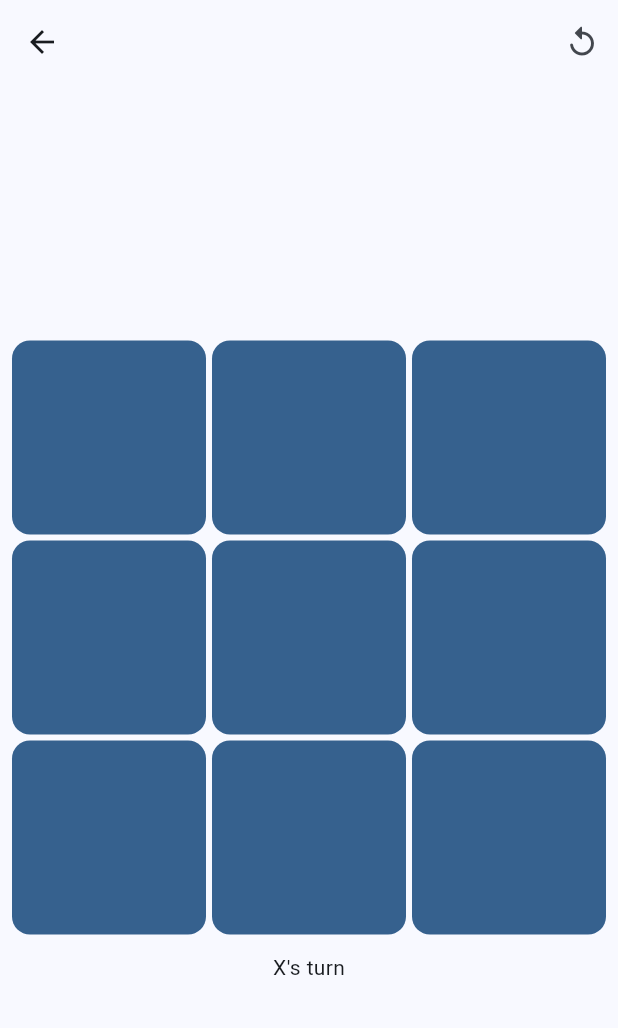
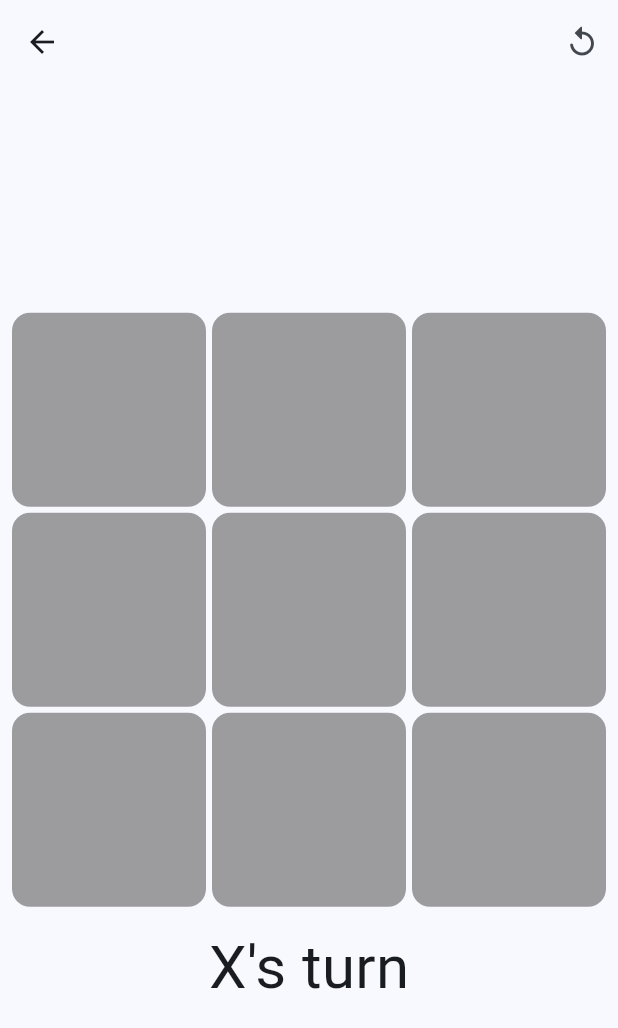
Before and after one commit to zeeshanok/tictactoe, a Flutter app: the screen it shows after launch, after a tap on "Play locally with your friend", on a phone screen of 412 x 824 dp. Shown: the top 1028 px of the screen. Run offline on Flutter 3.47's test engine with Material 2 defaults, Android fonts, the phone set to English and light mode, and no system bars; our stand-ins replace go_router.

Commit message:
feat!: add singleplayer mode (play with computer)

```diff
--- a/app/lib/common/logic/player.dart
+++ b/app/lib/common/logic/player.dart
@@ -1,10 +1,18 @@
-import 'package:tictactoe/common/logic/tictactoe_board.dart';
+import 'dart:math';
+
+import 'package:async/async.dart';
+import 'package:flutter/foundation.dart';
+import 'package:tictactoe/common/logic/tictactoe.dart';
 
 enum PlayerType { O, X }
 
+PlayerType flipPlayerType(PlayerType p) {
+  return PlayerType.values[1 - (p.index)];
+}
+
 /// Convert player number to text
-String playerNumConvert(PlayerType? player) {
-  switch (player) {
+String playerTypeToString(PlayerType? playerType) {
+  switch (playerType) {
     case PlayerType.X:
       return "X";
     case PlayerType.O:
@@ -15,8 +23,10 @@ String playerNumConvert(PlayerType? player) {
 }
 
 abstract class Player {
+  String get displayName;
+
   /// Get player's next move given the current state of the board
-  Future<Cell> getMove(TicTacToeBoard board);
+  Future<Cell?> getMove(TicTacToe board);
 }
 
 class LocalPlayer implements Player {
@@ -24,13 +34,87 @@ class LocalPlayer implements Player {
   /// Moves should be added to this stream from the UI.
   final Stream<Cell> _moveStream;
 
-  LocalPlayer({required Stream<Cell> moveStream})
-      : _moveStream = moveStream.asBroadcastStream();
+  final String _displayName;
+  @override
+  String get displayName => _displayName;
+
+  LocalPlayer(
+      {required Stream<Cell> moveStream, required PlayerType playerType})
+      : _moveStream = moveStream.asBroadcastStream(),
+        _displayName = playerTypeToString(playerType);
 
   @override
-  Future<Cell> getMove(TicTacToeBoard board) async {
+  Future<Cell?> getMove(TicTacToe board) async {
     // The `board` parameter has no use here since the ui
     // passes in the moves of the player.
-    return await _moveStream.first;
+    debugPrint("waiting for move");
+
+    return await _moveStream.firstOrNull;
   }
 }
+
+class MiniMaxComputerPlayer implements Player {
+  /// The player type assigned to us
+  final PlayerType playerType;
+
+  @override
+  String get displayName => "Computer (${playerTypeToString(playerType)})";
+
+  MiniMaxComputerPlayer({required this.playerType});
+
+  (int action, int value) minimax({
+    required CellList state,
+    int? action,
+  }) {
+    final stateResult = getResultFromCells(state);
+    final currentPlayer = getCurrentPlayerType(state);
+    final moves = possibleMoves(state);
+    if (moves.length == 9) {
+      return (Random().nextInt(9), 0);
+    }
+    if (stateResult != null) {
+      return (action!, valueOfResult(stateResult) * (moves.length + 1));
+    }
+
+    var best = (0, -12);
+    for (final a in possibleMoves(state)) {
+      state[a] = currentPlayer;
+      final r = minimax(state: state, action: a);
+      if (r.$2 > best.$2) {
+        best = r;
+      }
+      // undo
+      state[a] = null;
+    }
+    return best;
+  }
+
+  int valueOfResult(GameResult result) {
+    switch (result) {
+      case WinResult win:
+        return win.playerType == playerType ? -1 : 1;
+      default:
+        return 0;
+    }
+  }
+
+  /// Returns indexes of possible moves
+  Iterable<int> possibleMoves(CellList cells) {
+    return cells.indexed.where((p) => p.$2 == null).map((e) => e.$1);
+  }
+
+  CellList getActionResult(int action, PlayerType playerType, CellList cells) {
+    return cells.indexed
+        .map((e) => e.$1 == action ? playerType : e.$2)
+        .toList();
+  }
+
+  @override
+  Future<Cell> getMove(TicTacToe board) async {
+    final result = (await Future.wait([
+      compute((state) => minimax(state: state), board.cells),
+      Future.delayed(const Duration(seconds: 1))
+    ]))[0] as (int, int);
+    return Cell.fromIndex(result.$1);
+  }
+}
--- a/app/lib/common/logic/tictactoe_board.dart
+++ b/app/lib/common/logic/tictactoe.dart
@@ -3,29 +3,36 @@ import 'package:tictactoe/common/logic/player.dart';
 
 typedef CellList = List<PlayerType?>;
 
-class TicTacToeBoard extends ChangeNotifier {
+int getMoveCount(CellList cells) => cells.where((c) => c != null).length;
+
+PlayerType getCurrentPlayerType(cells) =>
+    getMoveCount(cells) % 2 == 0 ? PlayerType.X : PlayerType.O;
+
+class TicTacToe extends ChangeNotifier {
   final CellList cells;
 
   final List<Cell> moves;
 
-  final Player playerX;
-
-  final Player playerO;
+  final Player playerX, playerO;
 
   /// Result of the game. If null the game is still ongoing.
   GameResult? result;
 
   int get moveCount => moves.length;
 
-  TicTacToeBoard({
+  PlayerType get currentPlayerType => getCurrentPlayerType(cells);
+  Player get currentPlayer =>
+      currentPlayerType == PlayerType.X ? playerX : playerO;
+
+  TicTacToe({
     required this.playerX,
     required this.playerO,
   })  : cells = List.filled(9, null),
         moves = [];
 
-  factory TicTacToeBoard.fromNotation(String notation,
+  factory TicTacToe.fromNotation(String notation,
       {required Player playerX, required Player playerO}) {
-    final board = TicTacToeBoard(playerX: playerX, playerO: playerO);
+    final board = TicTacToe(playerX: playerX, playerO: playerO);
     final cells = Cell.cellListfromNotation(notation);
     for (final cell in cells) {
       try {
@@ -37,9 +44,6 @@ class TicTacToeBoard extends ChangeNotifier {
     return board;
   }
 
-  PlayerType get currentPlayer =>
-      moveCount % 2 == 0 ? PlayerType.X : PlayerType.O;
-
   void _play(Cell cell) {
     if (result != null) return;
     final index = cell.index;
@@ -48,7 +52,7 @@ class TicTacToeBoard extends ChangeNotifier {
       throw FilledCellException(cell.toString());
     }
 
-    cells[index] = currentPlayer;
+    cells[index] = currentPlayerType;
     moves.add(cell);
     notifyListeners();
   }
@@ -62,17 +66,24 @@ class TicTacToeBoard extends ChangeNotifier {
     return result;
   }
 
-  void startGame() async {
+  Future<void> startGame() async {
     while (getResult() == null) {
-      _play(await (currentPlayer == PlayerType.X ? playerX : playerO)
-          .getMove(this));
+      final move = await (currentPlayerType == PlayerType.X ? playerX : playerO)
+          .getMove(this);
+      // the wait was cancelled (usually because the user ended the game)
+      if (move == null) {
+        break;
+      }
+      _play(move);
+      notifyListeners();
     }
   }
 }
 
+/// Returns null if the game is still ongoing otherwise returns the result
 GameResult? getResultFromCells(CellList cells) {
-  final moveCount = cells.where((c) => c != null).length;
-  if (moveCount < 5) return null;
+  final moveCount = getMoveCount(cells);
+  if (moveCount < 3) return null;
 
   // vertical ( | )
   for (final i in [0, 1, 2]) {
@@ -135,6 +146,9 @@ class Cell {
         y = int.parse(cell[1]);
 
   Cell.fromCoord(this.x, this.y);
+  Cell.fromIndex(int index)
+      : x = index % 3,
+        y = index ~/ 3;
 
   int get index => y * 3 + x;
 
@@ -166,7 +180,7 @@ class WinResult implements GameResult {
   final PlayerType playerType;
 
   WinResult({required this.playerType});
-  String get player => playerNumConvert(playerType);
+  String get player => playerTypeToString(playerType);
 }
 
 class DrawResult implements GameResult {}
--- /dev/null
+++ b/app/lib/common/widgets/tictactoe_game.dart
@@ -0,0 +1,50 @@
+import 'package:flutter/material.dart';
+import 'package:tictactoe/common/logic/tictactoe.dart';
+import 'package:tictactoe/common/widgets/tictactoe_widget.dart';
+
+class TicTacToeGame extends StatefulWidget {
+  const TicTacToeGame({super.key, required this.game, required this.onPlay});
+
+  final TicTacToe game;
+  final void Function(Cell)? onPlay;
+
+  @override
+  State<TicTacToeGame> createState() => _TicTacToeGameState();
+}
+
+class _TicTacToeGameState extends State<TicTacToeGame> {
+  String buildStatusText(TicTacToe game) {
+    switch (game.result) {
+      case DrawResult _:
+        return "Draw";
+      case WinResult win:
+        return "${win.player} wins";
+      default:
+        return "${game.currentPlayer.displayName}'s turn";
+    }
+  }
+
+  @override
+  Widget build(BuildContext context) {
+    return ListenableBuilder(
+      listenable: widget.game,
+      builder: (context, child) => Column(
+        mainAxisSize: MainAxisSize.min,
+        children: [
+          SizedBox.square(
+            dimension: 400,
+            child: TicTacToeBoard(
+              cells: widget.game.cells,
+              onPlay: widget.onPlay,
+            ),
+          ),
+          const SizedBox(height: 10),
+          Text(
+            buildStatusText(widget.game),
+            style: const TextStyle(fontSize: 40),
+          )
+        ],
+      ),
+    );
+  }
+}
--- a/app/lib/common/widgets/tictactoe_widget.dart
+++ b/app/lib/common/widgets/tictactoe_widget.dart
@@ -1,16 +1,16 @@
 import 'package:flutter/material.dart';
 import 'package:tictactoe/common/logic/player.dart';
-import 'package:tictactoe/common/logic/tictactoe_board.dart';
+import 'package:tictactoe/common/logic/tictactoe.dart';
 
-class TicTacToeWidget extends StatelessWidget {
-  const TicTacToeWidget({
+class TicTacToeBoard extends StatelessWidget {
+  const TicTacToeBoard({
     super.key,
     required this.cells,
     required this.onPlay,
   });
 
   final CellList cells;
-  final void Function(Cell cell) onPlay;
+  final void Function(Cell cell)? onPlay;
 
   @override
   Widget build(BuildContext context) {
@@ -25,11 +25,8 @@ class TicTacToeWidget extends StatelessWidget {
                 for (int i = 0; i < 3; i++)
                   TicTacToeCell(
                     size: constraints.biggest.shortestSide / 3,
-                    cell: Cell.fromCoord(i, j),
-                    text: playerNumConvert(
-                      cells[Cell.fromCoord(i, j).index],
-                    ),
-                    onPressed: () => onPlay(Cell.fromCoord(i, j)),
+                    playerType: cells[Cell.fromCoord(i, j).index],
+                    onPressed: () => onPlay?.call(Cell.fromCoord(i, j)),
                   ),
               ],
             )
@@ -40,16 +37,27 @@ class TicTacToeWidget extends StatelessWidget {
 }
 
 class TicTacToeCell extends StatelessWidget {
-  TicTacToeCell({
-    required this.text,
+  const TicTacToeCell({
+    super.key,
+    required this.playerType,
     required this.size,
     required this.onPressed,
-    required Cell cell, // this is for use as a key
-  }) : super(key: ValueKey("$cell$text"));
+  });
 
   final double size;
-  final String text;
+  final PlayerType? playerType;
   final void Function() onPressed;
+
+  Color getBackgroundColor() {
+    switch (playerType) {
+      case null:
+        return Colors.grey.shade600;
+      case PlayerType.X:
+        return Colors.red.shade300;
+      case PlayerType.O:
+        return Colors.blue.shade300;
+    }
+  }
 
   @override
   Widget build(BuildContext context) {
@@ -63,11 +71,12 @@ class TicTacToeCell extends StatelessWidget {
             fixedSize: Size.square(size),
             shape:
                 RoundedRectangleBorder(borderRadius: BorderRadius.circular(12)),
-            foregroundColor: Theme.of(context).colorScheme.onPrimary,
             textStyle:
-                const TextStyle(fontSize: 50, fontWeight: FontWeight.w600),
+                const TextStyle(fontSize: 80, fontWeight: FontWeight.w600),
+            backgroundColor: getBackgroundColor().withOpacity(0.7),
+            foregroundColor: Colors.white70,
           ),
-          child: Text(text),
+          child: Text(playerTypeToString(playerType)),
         ),
       ),
     );
--- a/app/lib/main.dart
+++ b/app/lib/main.dart
@@ -2,6 +2,7 @@ import 'package:flutter/material.dart';
 import 'package:go_router/go_router.dart';
 import 'package:tictactoe/pages/game_select/game_select.dart';
 import 'package:tictactoe/pages/local_multiplayer/local_multiplayer.dart';
+import 'package:tictactoe/pages/singleplayer/singleplayer.dart';
 
 void main() {
   runApp(const App());
@@ -17,6 +18,10 @@ final _router = GoRouter(routes: [
       builder: (context, state) => const GameSelectPage(),
       routes: [
         GoRoute(
+          path: 'singleplayer',
+          builder: (context, state) => const SinglePlayerPage(),
+        ),
+        GoRoute(
           path: 'local-multiplayer',
           builder: (context, state) => const LocalMultiplayerPage(),
         ),
@@ -30,6 +35,7 @@ class App extends StatelessWidget {
   Widget build(BuildContext context) {
     return MaterialApp.router(
       routerConfig: _router,
+      debugShowCheckedModeBanner: false,
       theme: ThemeData.from(
         colorScheme: ColorScheme.fromSeed(
           seedColor: Colors.blue,
--- a/app/lib/pages/game_select/game_select.dart
+++ b/app/lib/pages/game_select/game_select.dart
@@ -12,6 +12,11 @@ class GameSelectPage extends StatelessWidget {
         mainAxisSize: MainAxisSize.min,
         children: [
           OutlinedButton(
+            onPressed: () => context.go('/singleplayer'),
+            child: const Text("Play with the computer"),
+          ),
+          const SizedBox(height: 14),
+          OutlinedButton(
             onPressed: () => context.go('/local-multiplayer'),
             child: const Text("Play locally with your friend"),
           )
--- a/app/lib/pages/local_multiplayer/local_multiplayer.dart
+++ b/app/lib/pages/local_multiplayer/local_multiplayer.dart
@@ -2,8 +2,8 @@ import 'dart:async';
 
 import 'package:flutter/material.dart';
 import 'package:tictactoe/common/logic/player.dart';
-import 'package:tictactoe/common/logic/tictactoe_board.dart';
-import 'package:tictactoe/common/widgets/tictactoe_widget.dart';
+import 'package:tictactoe/common/logic/tictactoe.dart';
+import 'package:tictactoe/common/widgets/tictactoe_game.dart';
 
 class LocalMultiplayerPage extends StatefulWidget {
   const LocalMultiplayerPage({super.key});
@@ -15,7 +15,7 @@ class LocalMultiplayerPage extends StatefulWidget {
 class _LocalMultiplayerPageState extends State<LocalMultiplayerPage> {
   StreamController<Cell>? controllerX, controllerO;
 
-  late TicTacToeBoard game;
+  late TicTacToe game;
 
   void closeControllers() {
     controllerX?.close();
@@ -28,22 +28,17 @@ class _LocalMultiplayerPageState extends State<LocalMultiplayerPage> {
     controllerX = StreamController();
     controllerO = StreamController();
 
-    game = TicTacToeBoard(
-      playerX: LocalPlayer(moveStream: controllerX!.stream),
-      playerO: LocalPlayer(moveStream: controllerO!.stream),
+    game = TicTacToe(
+      playerX: LocalPlayer(
+        moveStream: controllerX!.stream,
+        playerType: PlayerType.X,
+      ),
+      playerO: LocalPlayer(
+        moveStream: controllerO!.stream,
+        playerType: PlayerType.O,
+      ),
     );
     game.startGame();
-  }
-
-  String buildStatusText() {
-    switch (game.result) {
-      case DrawResult _:
-        return "Draw";
-      case WinResult win:
-        return "${win.player} wins";
-      default:
-        return "${playerNumConvert(game.currentPlayer)}'s turn";
-    }
   }
 
   @override
@@ -73,26 +68,13 @@ class _LocalMultiplayerPageState extends State<LocalMultiplayerPage> {
           )
         ]),
         body: Center(
-          child: Column(
-            mainAxisSize: MainAxisSize.min,
-            children: [
-              SizedBox.square(
-                dimension: 400,
-                child: TicTacToeWidget(
-                  cells: game.cells,
-                  onPlay: (cell) => setState(() {
-                    (game.currentPlayer == PlayerType.X
-                            ? controllerX
-                            : controllerO)
-                        ?.sink
-                        .add(cell);
-                  }),
-                ),
-              ),
-              const SizedBox(height: 10),
-              Text(buildStatusText())
-            ],
-          ),
-        ));
+            child: TicTacToeGame(
+          game: game,
+          onPlay: (cell) => (game.currentPlayerType == PlayerType.X
+                  ? controllerX
+                  : controllerO)
+              ?.sink
+              .add(cell),
+        )));
   }
 }
--- a/app/pubspec.yaml
+++ b/app/pubspec.yaml
@@ -16,7 +16,7 @@ publish_to: 'none' # Remove this line if you wish to publish to pub.dev
 # https://developer.apple.com/library/archive/documentation/General/Reference/InfoPlistKeyReference/Articles/CoreFoundationKeys.html
 # In Windows, build-name is used as the major, minor, and patch parts
 # of the product and file versions while build-number is used as the build suffix.
-version: 0.1.0+1
+version: 0.2.0+1
 
 environment:
   sdk: '>=3.1.3 <4.0.0'
@@ -36,6 +36,7 @@ dependencies:
   # Use with the CupertinoIcons class for iOS style icons.
   cupertino_icons: ^1.0.2
   go_router: ^11.1.4
+  async: ^2.11.0
 
 dev_dependencies:
   flutter_test:
```
Also changed, not shown: app/lib/pages/singleplayer/singleplayer.dart (added, +106 -0 lines), app/pubspec.lock.
